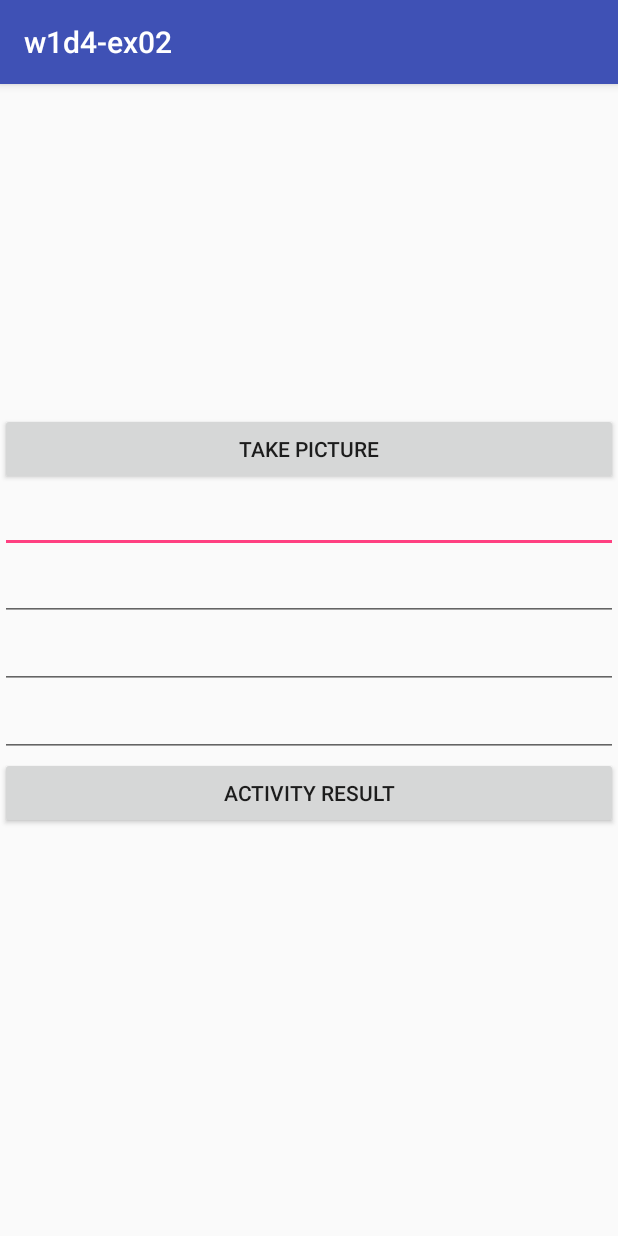
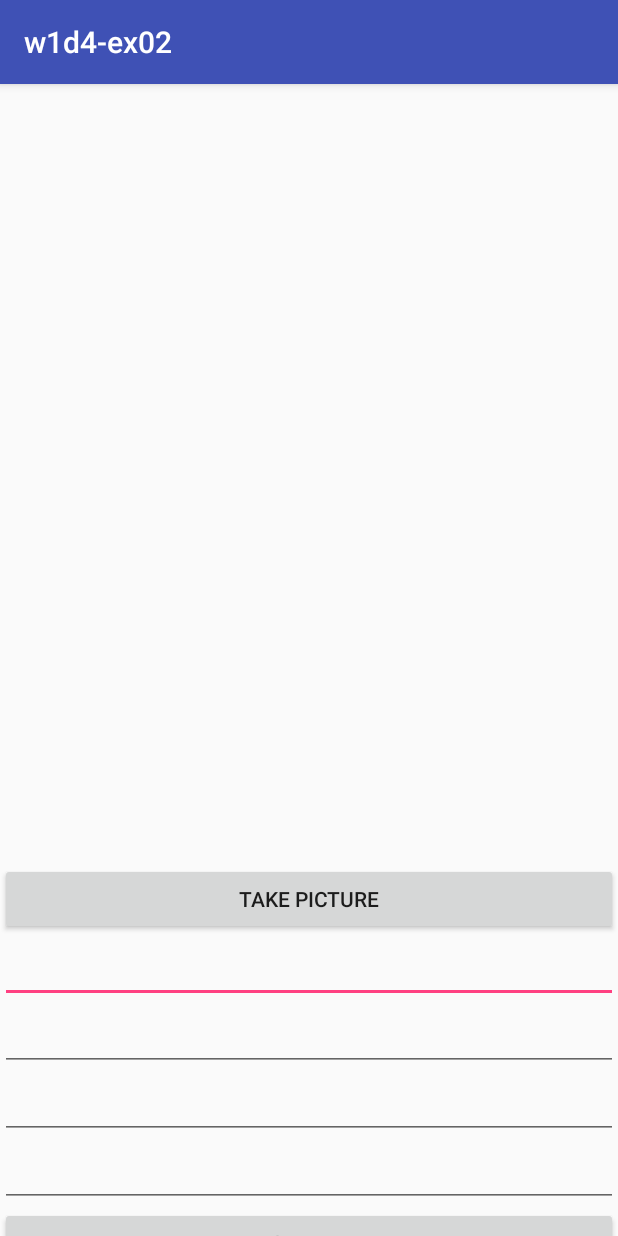
Before and after one commit to jonofarc/BasicImageForm, an Android app: the screen it shows after launch (MainActivity), on a phone screen of 412 x 824 dp. Run offline under Robolectric (Android 15) with nearby library versions, the phone set to English and light mode, and no system bars.

Commit message:
Add Scroll on MainActivity and SecondActivity

```diff
--- a/app/src/main/res/layout/activity_main.xml
+++ b/app/src/main/res/layout/activity_main.xml
@@ -6,14 +6,22 @@
     android:orientation="vertical"
     android:layout_width="match_parent"
     android:layout_height="match_parent"
-    tools:context="com.example.jonathanmaldonado.w2d1_ex01.com.example.jonathanmaldonado.w2d1_ex01.MainActivity">
+    tools:context="com.example.jonathanmaldonado.w2d1_ex01.MainActivity">
+
+    <ScrollView
+        android:layout_width="match_parent"
+        android:layout_height="match_parent">
+        <LinearLayout
+            android:layout_width="match_parent"
+            android:layout_height="match_parent"
+            android:orientation="vertical">
 
             <ImageView
                 android:adjustViewBounds="true"
                 android:id="@+id/imageView1"
                 android:scaleType="fitCenter"
                 android:layout_width="match_parent"
-        android:layout_height="200dp"
+                android:layout_height="500dp"
                 android:visibility="visible" />
 
             <TextView
@@ -22,6 +30,7 @@
                 android:layout_height="wrap_content"
 
                 />
+
             <Button
                 android:id="@+id/takePicture"
                 android:onClick="takePicture"
@@ -52,10 +61,17 @@
 
             <Button
                 android:onClick="startSecondActivity"
-        android:text="@string/lbl_btn_activity_result"
+                android:text="@string/btn_lbl_submit"
                 android:layout_width="match_parent"
                 android:layout_height="wrap_content" />
 
 
 
         </LinearLayout>
+
+    </ScrollView>
+
+
+
+
+</LinearLayout>
--- a/app/src/main/res/values/strings.xml
+++ b/app/src/main/res/values/strings.xml
@@ -4,4 +4,5 @@
     <string name="lbl_hint_input_message">type your message</string>
     <string name="lbl_btn_send_result">Send result</string>
     <string name="btn_lbl_take_picture">Take Picture</string>
+    <string name="btn_lbl_submit">Submit</string>
 </resources>
```
Also changed, not shown: app/src/main/res/layout/activity_second.xml (+15 -2 lines). Lines whose indentation alone changed are shown as unchanged.
